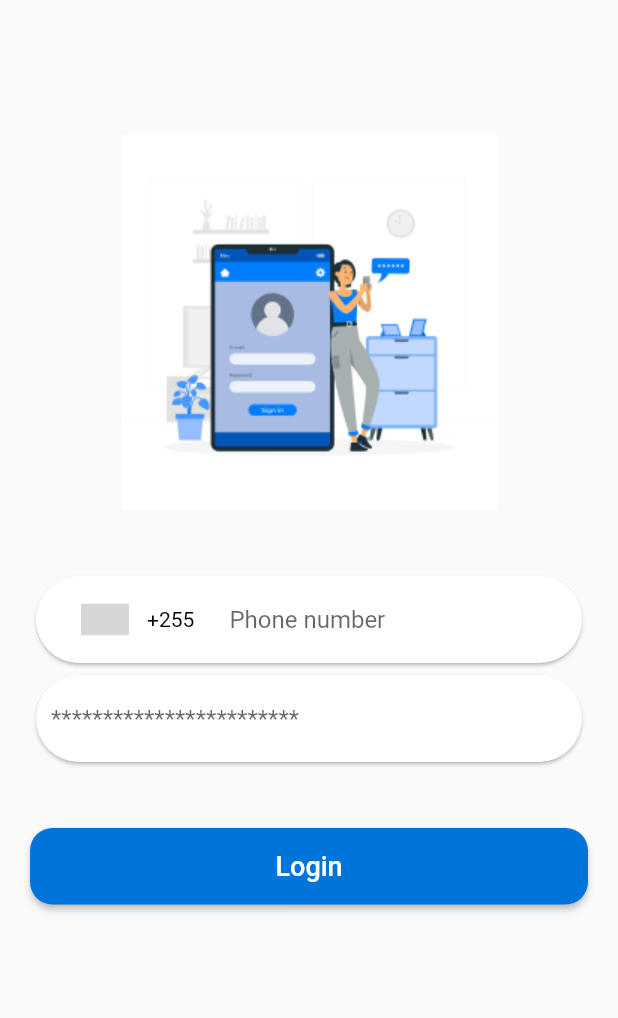
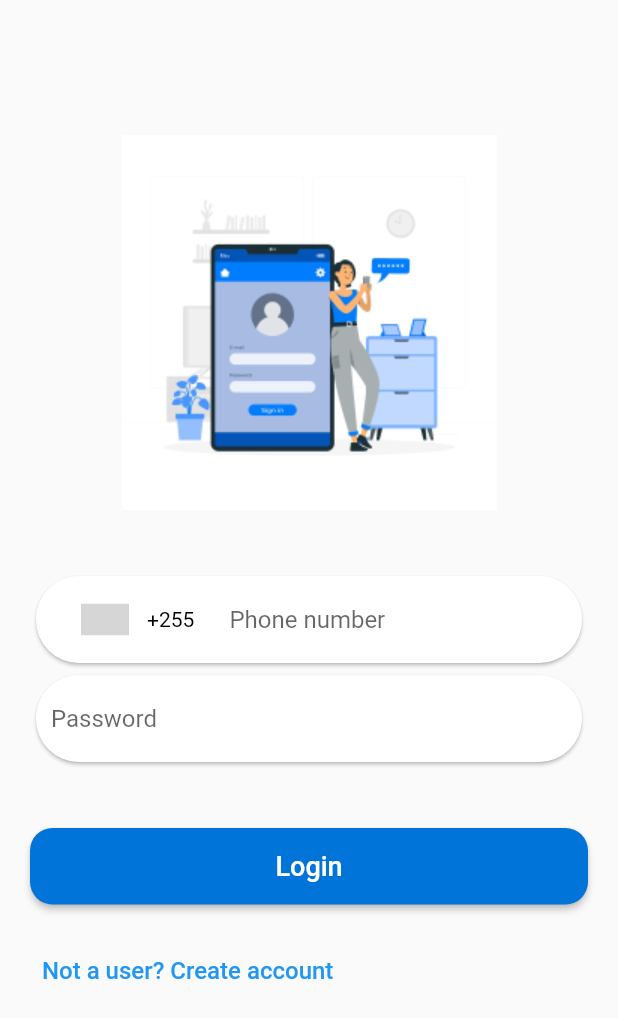
Before and after one commit to PatrickMamsery/pixel-insurance-app, a Flutter app: the screen it shows after launch, on a phone screen of 412 x 824 dp. Shown: the top 1018 px of the screen. Run offline on Flutter 3.47's test engine with Material 2 defaults, Android fonts, the phone set to English and light mode, and no system bars; drawn by our look-alikes of intl_phone_number_input; our stand-ins replace flutter_native_splash, flutter_screenutil, get, loading_indicator, shared_preferences; grey boxes are pictures that could not be loaded.

Commit message:
chore: add link to create account page

```diff
--- a/lib/app/ui/auth/login_page.dart
+++ b/lib/app/ui/auth/login_page.dart
@@ -18,6 +18,7 @@ class LoginPage extends StatelessWidget {
       resizeToAvoidBottomInset: false,
       body: SafeArea(
         minimum: const EdgeInsets.all(20.0),
+        child: SingleChildScrollView(
           child: Column(
             crossAxisAlignment: CrossAxisAlignment.start,
             children: [
@@ -63,7 +64,8 @@ class LoginPage extends StatelessWidget {
                           ignoreBlank: false,
                           autoFocus: false,
                           autoValidateMode: AutovalidateMode.disabled,
-                        selectorTextStyle: const TextStyle(color: Colors.black),
+                          selectorTextStyle:
+                              const TextStyle(color: Colors.black),
                           initialValue: number,
                           textFieldController: phoneNumberTextEditController,
                           formatInput: false,
@@ -90,7 +92,7 @@ class LoginPage extends StatelessWidget {
                           keyboardType: TextInputType.text,
                           obscureText: true,
                           decoration: const InputDecoration(
-                          hintText: "************************",
+                            hintText: "Password",
                             border: InputBorder.none,
                           ),
                           // onChanged: (value) => controller.userName(value),
@@ -107,7 +109,23 @@ class LoginPage extends StatelessWidget {
                   function: () {},
                   // function: () => controller.verifyPhoneNumber(context),
                   text: "Login"),
+              const SizedBox(
+                height: 20.0,
+              ),
+              TextButton(
+                child: const Text(
+                  "Not a user? Create account",
+                  style: TextStyle(
+                    fontSize: 16,
+                    color: Colors.blue,
+                  ),
+                ),
+                onPressed: () {
+                  // TODO: navigate to the create account page
+                },
+              )
             ],
+          ),
         ),
       ),
     );
--- a/lib/main.dart
+++ b/lib/main.dart
@@ -2,6 +2,7 @@ import "package:flutter/material.dart";
 import "package:get/get.dart";
 import 'package:flutter_screenutil/flutter_screenutil.dart';
 import 'package:flutter_native_splash/flutter_native_splash.dart';
+import 'package:pixel_insurance/app/ui/auth/splash.dart';
 import 'package:shared_preferences/shared_preferences.dart';
 
 import 'app/ui/auth/login_page.dart';
@@ -23,10 +24,10 @@ void main() async {
       minTextAdapt: true,
       splitScreenMode: true,
       builder: (context, child) {
-        return GetMaterialApp(
+        return const GetMaterialApp(
           debugShowCheckedModeBanner: false,
           // home: token != null ? const HomePage() : const LoginPage(),
-          home: LoginPage(),
+          home: SplashScreen(),
         );
       },
     ),
```
Lines whose indentation alone changed are shown as unchanged.
